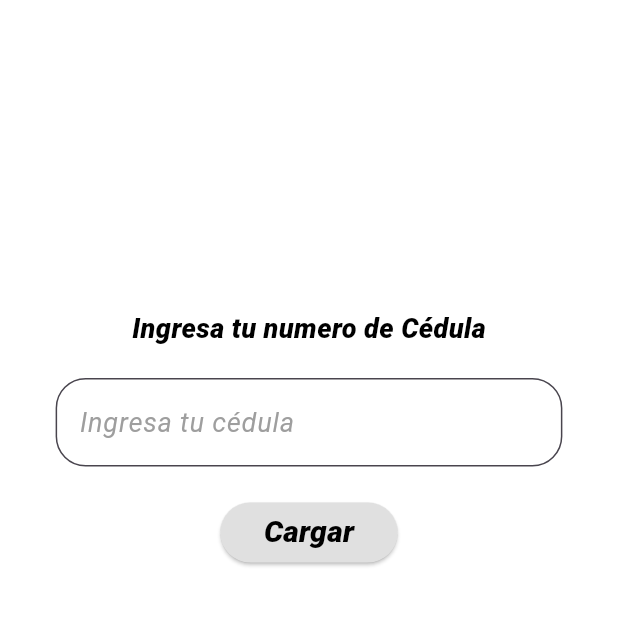
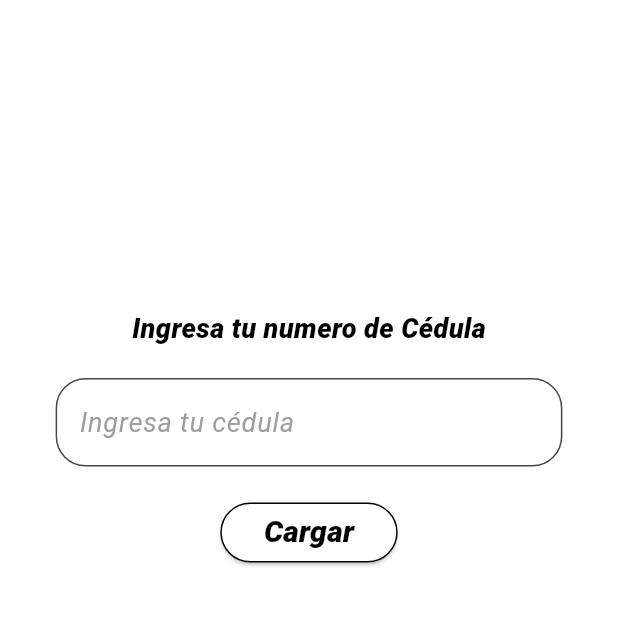
Before and after one commit to YordiColina/FiaoExpressApp, a Flutter app: the PreHome screen opened directly, on a phone screen of 412 x 824 dp, the top half of it. Run offline on Flutter 3.47's test engine with Material 3 defaults, Android fonts, the light colour scheme and no system bars; our stand-ins replace another_flushbar, cloud_firestore, equatable, firebase_auth, firebase_core, firebase_messaging and 3 more; accounts and stored records are empty; Roboto replaces fonts that are missing (Dorgan); project files that could hold a hidden picture were left out.

Commit message:
create client button visibility

```diff
--- a/login/lib/login_sreens/pre_home.dart
+++ b/login/lib/login_sreens/pre_home.dart
@@ -26,6 +26,7 @@ class _PreHomeState extends State<PreHome> {
   bool threeProducts = false;
   int listSize = 0;
   List<TextEditingController> controllers = [];
+  bool emptySearch = true;
   @override
   void initState() {
     getToken();
@@ -114,6 +115,16 @@ class _PreHomeState extends State<PreHome> {
                   ),
                 ),
               ),
+              onChanged: (value) {
+                setState(() {
+                  if(value.isNotEmpty && value != "") {
+                    emptySearch = false;
+                    print("your mom");
+                  } else {
+                    emptySearch = true;
+                  }
+                });
+              },
             ),
             const SizedBox(
               height: 20,
@@ -149,7 +160,8 @@ class _PreHomeState extends State<PreHome> {
                     }
                   },
                   style: ElevatedButton.styleFrom(
-                      backgroundColor: Colors.grey[300]),
+                      backgroundColor: Colors.white,
+                      side: const BorderSide(color: Colors.black)),
                   child: const Text(" Cargar ",
                       style: TextStyle(
                         color: Colors.black,
@@ -163,8 +175,10 @@ class _PreHomeState extends State<PreHome> {
               height: 20,
             ),
             Visibility(
-              visible: canCreate,
-              child: ElevatedButton(
+              visible: canCreate && emptySearch,
+              child: Column(
+                children: [
+                  ElevatedButton(
                       onPressed: () async {
                         Navigator.push(
                           context,
@@ -177,7 +191,9 @@ class _PreHomeState extends State<PreHome> {
                         );
                       },
                       style: ElevatedButton.styleFrom(
-                      backgroundColor: Colors.grey[300]),
+                          backgroundColor: Colors.white,
+                          side: const BorderSide(color: Colors.black)
+                      ),
                       child: const Text(" Crear cliente ",
                           style: TextStyle(
                             color: Colors.black,
@@ -186,10 +202,13 @@ class _PreHomeState extends State<PreHome> {
                             fontStyle: FontStyle.italic,
                             fontWeight: FontWeight.w800,
                           ))),
-            ),
                   const SizedBox(
                     height: 20,
                   ),
+                ],
+              ),
+            ),
+
             Visibility(
               visible: canCreate,
               child: ElevatedButton(
@@ -205,7 +224,9 @@ class _PreHomeState extends State<PreHome> {
                     );
                   },
                   style: ElevatedButton.styleFrom(
-                      backgroundColor: Colors.grey[300]),
+                      backgroundColor: Colors.white,
+                      side: const BorderSide(color: Colors.black)
+                  ),
                   child: const Text("Crear notificación",
                       style: TextStyle(
                         color: Colors.black,
```
Lines whose indentation alone changed are shown as unchanged.
